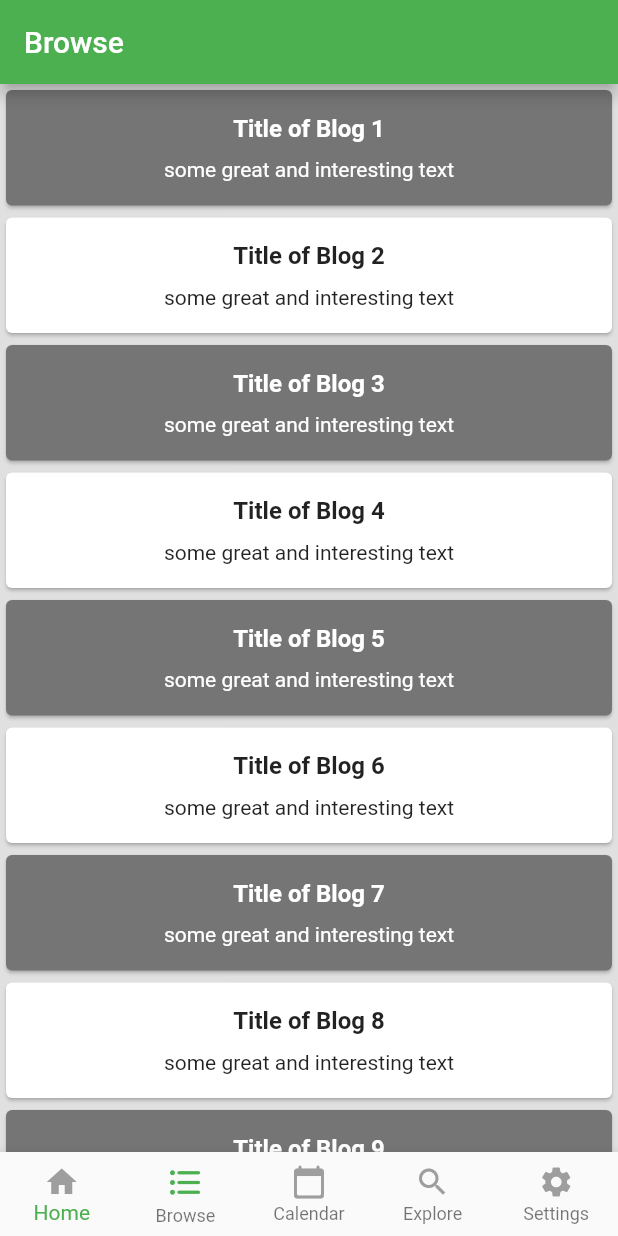
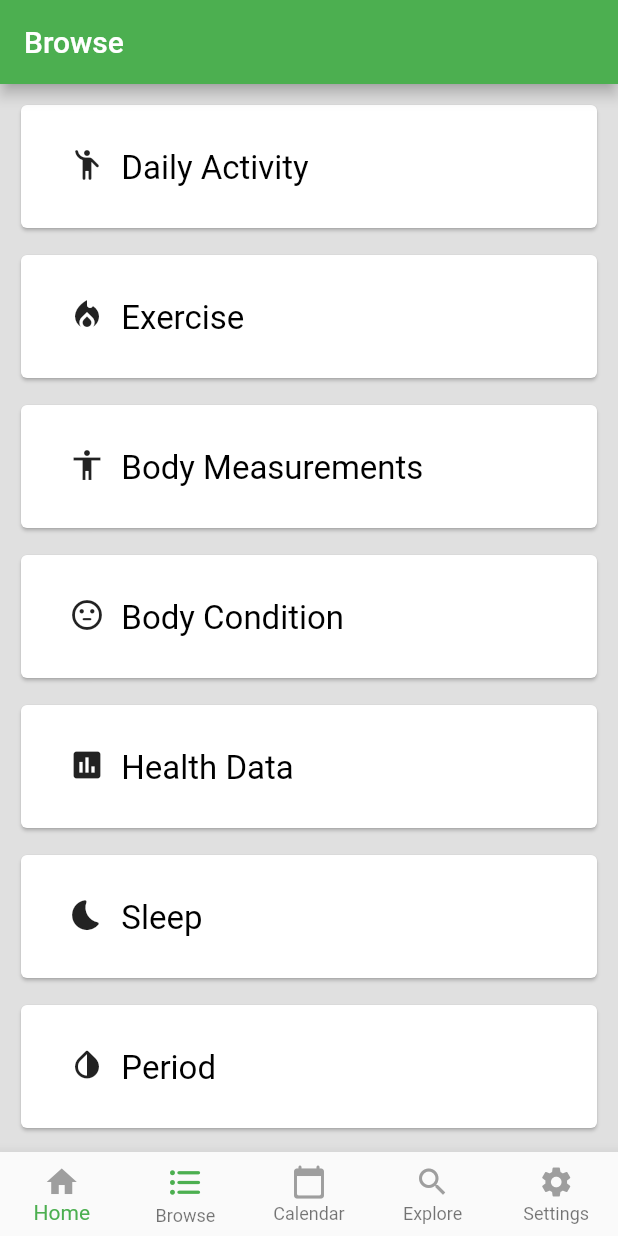
Before and after one commit to wendyzhao-zwx/health_tracker, a Flutter app: the screen it shows after launch, swiped to page 2, on a phone screen of 412 x 824 dp. Run offline on Flutter 3.47's test engine with Material 2 defaults, Android fonts, the phone set to English and light mode, and no system bars.

Commit message:
add cards

```diff
--- a/lib/browse_page.dart
+++ b/lib/browse_page.dart
@@ -8,6 +8,26 @@ class BrowsePage extends StatefulWidget {
 }
 
 class _BrowsePageState extends State<BrowsePage> {
+  final List<String> titles = <String>[
+    "  Daily Activity",
+    "  Exercise",
+    "  Body Measurements",
+    "  Body Condition",
+    "  Health Data",
+    "  Sleep",
+    "  Period",
+  ];
+
+  final List<IconData> icons = <IconData>[
+    Icons.emoji_people_rounded,
+    Icons.local_fire_department,
+    Icons.accessibility,
+    Icons.sentiment_neutral_rounded,
+    Icons.insert_chart,
+    Icons.bedtime_rounded,
+    Icons.invert_colors_rounded,
+  ];
+
   @override
   Widget build(BuildContext context) {
     return Scaffold(
@@ -16,29 +36,88 @@ class _BrowsePageState extends State<BrowsePage> {
         title: Text('Browse'),
       ),
       body: ListView.builder(
-          itemCount: 500,
+          itemCount: 7,
           itemBuilder: (context, index) {
-            return Card(
-                color: index % 2 == 0 ? Colors.grey.shade600 : null,
-                child: Padding(
-                  padding: const EdgeInsets.all(16.0),
-                  child: Column(children: <Widget>[
-                    Text(
-                      'Title of Blog ${index + 1}',
-                      style: TextStyle(
-                        fontSize: 16,
-                        fontWeight: FontWeight.bold,
-                        color: index % 2 == 0 ? Colors.white : null,
-                      ),
-                    ),
-                    SizedBox(height: 10),
-                    Text('some great and interesting text',
-                        style: TextStyle(
-                          color: index % 2 == 0 ? Colors.white : null,
-                        ))
-                  ]),
-                ));
+            return Container(
+                padding: EdgeInsets.fromLTRB(10, 10, 10, 0),
+                height: 100,
+                width: double.maxFinite,
+                child: Card(
+                    child: Padding(
+                  padding: const EdgeInsets.only(
+                    left: 32.0,
+                    top: 16.0,
+                    right: 16.0,
+                    bottom: 16.0,
+                  ),
+                  child: Column(
+                      mainAxisAlignment: MainAxisAlignment.center,
+                      children: <Widget>[
+                        Align(
+                          alignment: Alignment.centerLeft,
+                          child: Container(
+                            child: RichText(
+                              text: TextSpan(
+                                children: [
+                                  WidgetSpan(
+                                    child:
+                                        Icon(icons[index]), //cardIcon(index)),
+                                  ),
+                                  TextSpan(
+                                    text: titles[index], //cardTitle(index),
+                                    //textAlign: TextAlign.center,
+                                    style: TextStyle(
+                                      fontSize: 22,
+                                      color: Colors.black,
+                                      // fontWeight: FontWeight.bold,
+                                    ),
+                                  ),
+                                ],
+                              ),
+                            ),
+                            // child: Text(
+                            //   cardTitle(index),
+                            //   //textAlign: TextAlign.center,
+                            //   style: TextStyle(
+                            //     fontSize: 25,
+                            //     // fontWeight: FontWeight.bold,
+                            //   ),
+                            // ),
+                          ),
+                        ),
+                      ]),
+                )));
           }),
+      // body: Container(
+      //   padding: EdgeInsets.fromLTRB(10, 10, 10, 0),
+      //   height: 125,
+      //   width: double.maxFinite,
+      //   child: Card(
+      //       shape: RoundedRectangleBorder(
+      //         borderRadius: BorderRadius.circular(15.0),
+      //       ),
+      //       child: Padding(
+      //         padding: const EdgeInsets.all(20.0),
+      //         child: Column(
+      //             mainAxisAlignment: MainAxisAlignment.center,
+      //             children: <Widget>[
+      //               Align(
+      //                 alignment: Alignment.center,
+      //                 child: Container(
+      //                   child: Text(
+      //                     "Should be left",
+      //                     textAlign: TextAlign.center,
+      //                     style: TextStyle(
+      //                       fontSize: 25,
+      //                       // fontWeight: FontWeight.bold,
+      //                     ),
+      //                   ),
+      //                 ),
+      //               ),
+      //               SizedBox(height: 10),
+      //             ]),
+      //       )),
+      // ),
     );
   }
 }
```
